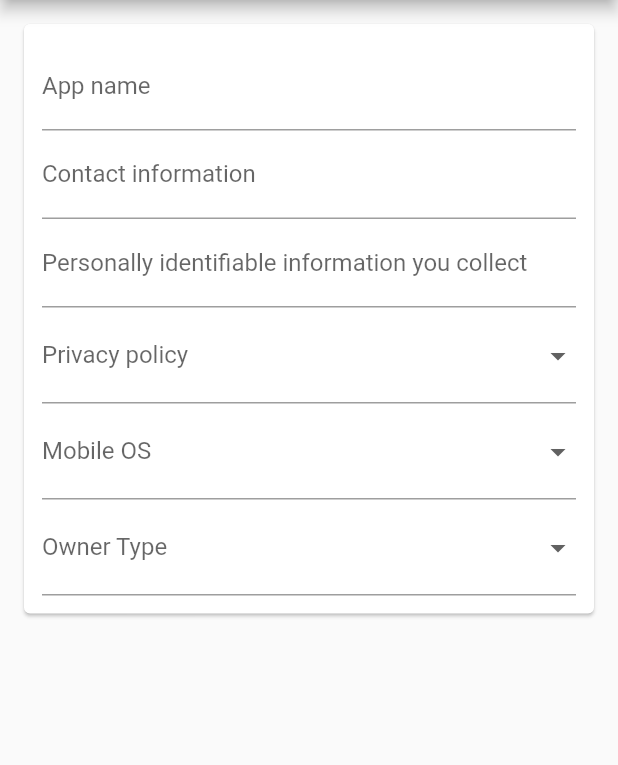
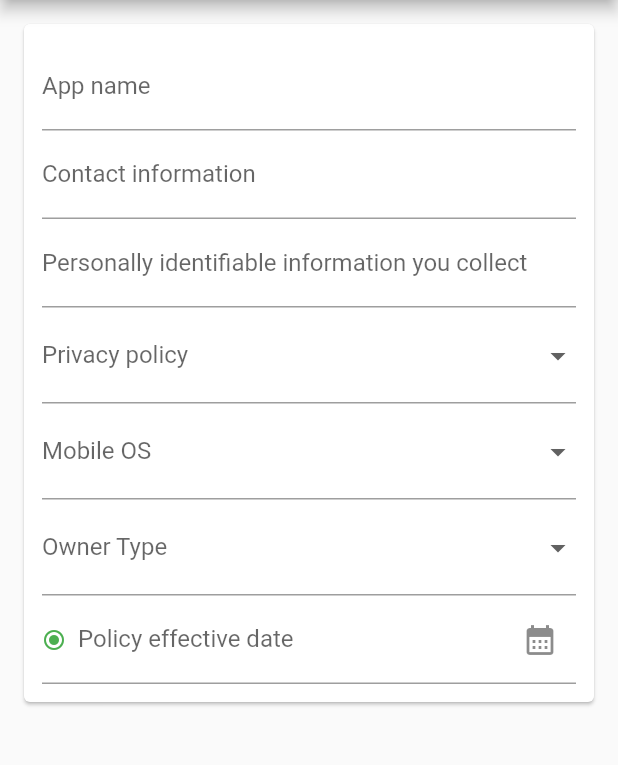
Before and after one commit to musahinist/terms_and_policy_generator, a Flutter app: the screen it shows after launch, on a phone screen of 412 x 824 dp, the part 84-849 px from its top. Run offline on Flutter 3.47's test engine with Material 2 defaults, Android fonts, the phone set to English and light mode, and no system bars; our stand-ins replace flutter_bloc, google_fonts.

Commit message:
feat: add home page form fields

```diff
--- a/lib/feature/home_page.dart
+++ b/lib/feature/home_page.dart
@@ -1,4 +1,6 @@
 import 'package:flutter/material.dart';
+import 'package:terms_and_policy_generator/core/widget/ui/form/date_form_field.dart';
+import 'package:terms_and_policy_generator/core/widget/ui/form/form_label.dart';
 
 class HomePage extends StatelessWidget {
   const HomePage({Key? key}) : super(key: key);
@@ -75,6 +77,13 @@ class HomePage extends StatelessWidget {
                 onChanged: (String? value) {
                   print(value);
                 },
+              ),
+              DateFormField(
+                label:
+                    const FormLabel("Policy effective date", Label.mandatory),
+                onChanged: (String? value) {
+                  print(value);
+                },
               )
             ],
           ),
```
